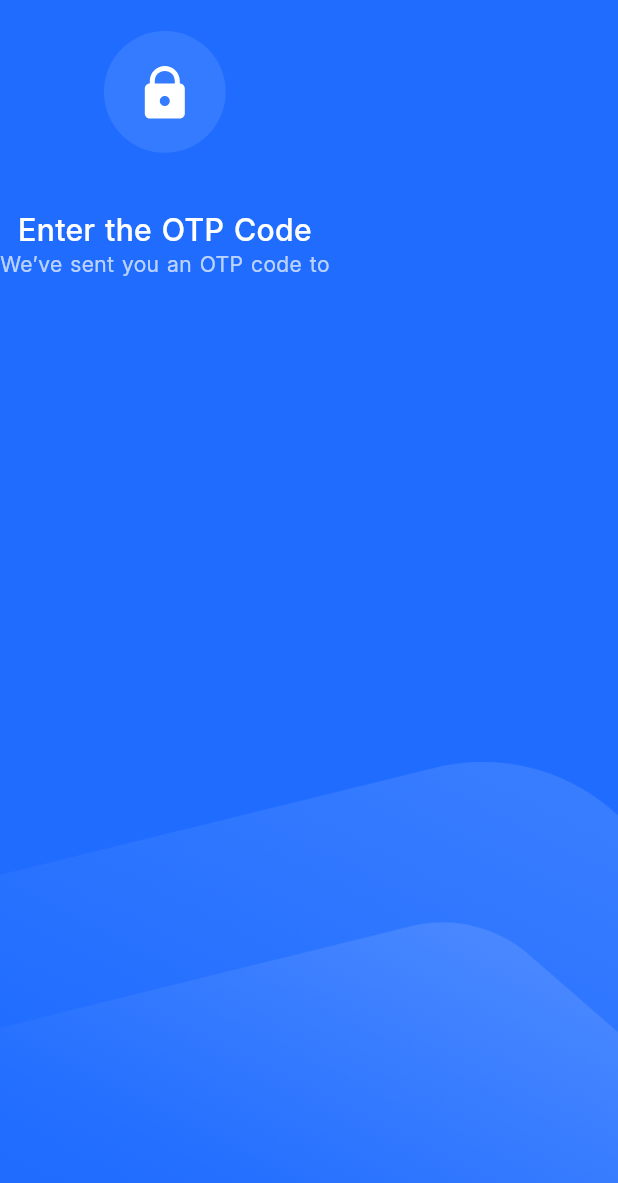
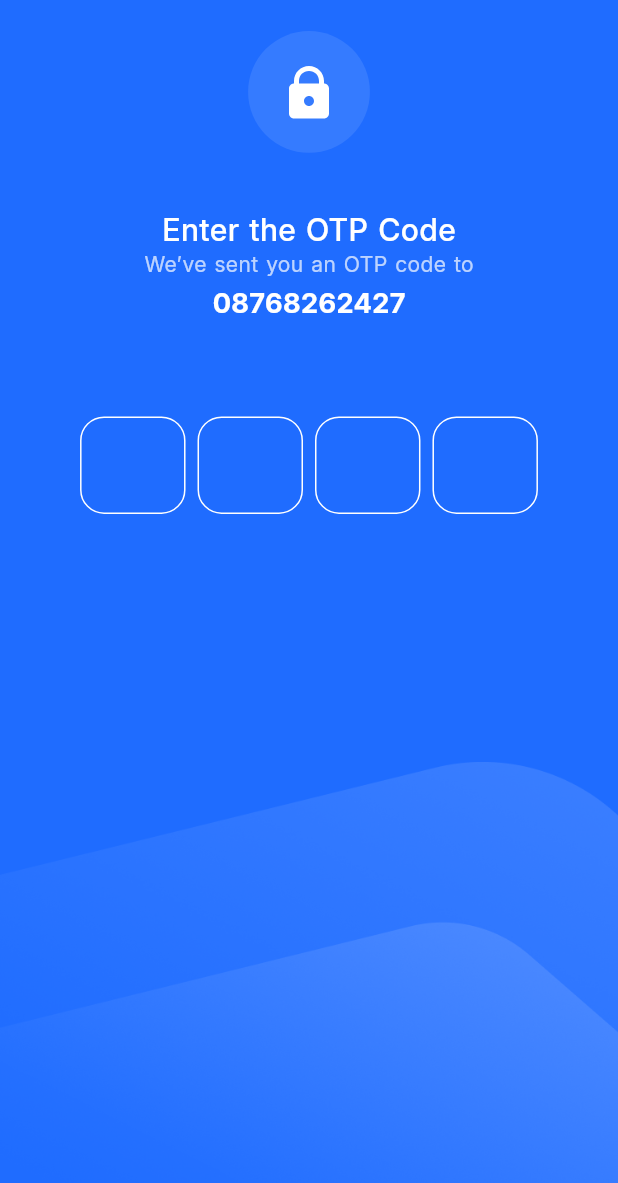
Before and after one commit to Adel-Jarour/b_wallet_app, a Flutter app: the OtpScreen screen opened by its route, on a phone screen of 412 x 824 dp, the part 53-1236 px from its top. Run offline on Flutter 3.47's test engine with Material 3 defaults, Android fonts, the phone set to English and light mode, and no system bars; drawn by our look-alikes of pinput; our stand-ins replace flutter_screenutil, flutter_svg, get, lottie.

Commit message:
compelte forget pass otp screen

```diff
--- a/lib/config/translation/strings_enum.dart
+++ b/lib/config/translation/strings_enum.dart
@@ -11,11 +11,13 @@ class Strings {
   static const String notifyWrong = 'Wrong';
   static const String notifyChooseForgetMethod =
       'Pleas choose a method to reset password';
+  static const String notifyOtpWrong = 'The OTP code is invalid.';
 
   static const String buttonSignIn = 'Sign In';
   static const String buttonForgetPass = 'Forget Password?';
   static const String buttonSignUp = 'Sign Up';
   static const String buttonConfirm = 'Confirm';
+  static const String buttonContinue = 'Continue';
 
   static const String splashBottomMsg = 'Your best choice for e-wallet';
 
--- a/lib/routes/app_pages.dart
+++ b/lib/routes/app_pages.dart
@@ -2,6 +2,8 @@ import 'package:b_wallet/routes/app_routes.dart';
 import 'package:b_wallet/view/screens/auth/forget_pass/email/email_screen.dart';
 import 'package:b_wallet/view/screens/auth/forget_pass/forget_pass_method/forget_pass_method_screen.dart';
 import 'package:b_wallet/view/screens/auth/forget_pass/otp/otp_screen.dart';
+import 'package:b_wallet/view/screens/auth/forget_pass/reset_password/reset_pass_screen.dart';
+import 'package:b_wallet/view/screens/home/home_screen.dart';
 import 'package:b_wallet/view/screens/splash/splash_screen.dart';
 import 'package:get/get.dart';
 
@@ -31,5 +33,15 @@ class AppPages {
       page: () => EmailScreen(),
       transition: Transition.leftToRightWithFade,
     ),
+    GetPage(
+      name: Routes.home,
+      page: () => HomeScreen(),
+      transition: Transition.leftToRightWithFade,
+    ),
+    GetPage(
+      name: Routes.resetPass,
+      page: () => ResetPassScreen(),
+      transition: Transition.leftToRightWithFade,
+    ),
   ];
 }
--- a/lib/routes/app_routes.dart
+++ b/lib/routes/app_routes.dart
@@ -3,6 +3,8 @@ class Routes {
   static const forgetPassMethod = "/forget_pass_method";
   static const otp = "/otp";
   static const email = "/email";
+  static const resetPass = "/reset_pas";
+  static const home = "/home";
 
   static const bottomNav = "/bottom_nav";
   static const calender = "/calender";
@@ -19,5 +21,4 @@ class Routes {
   static const scanQR = "/scan_qr";
   static const login = "/login";
   static const signUp = "/sign_up";
-  static const resetPass = "/reset_pas";
 }
--- a/lib/view/screens/auth/forget_pass/otp/otp_screen.dart
+++ b/lib/view/screens/auth/forget_pass/otp/otp_screen.dart
@@ -1,11 +1,16 @@
 import 'package:b_wallet/config/translation/strings_enum.dart';
 import 'package:b_wallet/const/color_const.dart';
 import 'package:b_wallet/const/image_const.dart';
+import 'package:b_wallet/controller/forget_pass_controller.dart';
+import 'package:b_wallet/routes/app_routes.dart';
 import 'package:b_wallet/view/widgets/custom_arrow_back.dart';
+import 'package:b_wallet/view/widgets/custom_button.dart';
 import 'package:b_wallet/view/widgets/custom_text.dart';
 import 'package:flutter/material.dart';
 import 'package:flutter_screenutil/flutter_screenutil.dart';
 import 'package:flutter_svg/flutter_svg.dart';
+import 'package:pinput/pinput.dart';
+import 'package:get/get.dart';
 
 class OtpScreen extends StatelessWidget {
   const OtpScreen({super.key});
@@ -24,7 +29,10 @@ class OtpScreen extends StatelessWidget {
             alignment: Alignment.bottomCenter,
             child: Image.asset(ImageConst.waves),
           ),
-          Column(
+          PositionedDirectional(
+            start: 0,
+            end: 0,
+            child: Column(
               crossAxisAlignment: CrossAxisAlignment.center,
               children: [
                 Container(
@@ -54,10 +62,91 @@ class OtpScreen extends StatelessWidget {
                   fontSize: 14.sp,
                   color: ColorConst.whiteColor.withValues(alpha: 0.7),
                 ),
+                SizedBox(
+                  height: 9.h,
+                ),
+                CustomText(
+                  txt: '08768262427',
+                  fontSize: 18.sp,
+                  fontWeight: FontWeight.bold,
+                  color: ColorConst.whiteColor,
+                ),
+                SizedBox(
+                  height: 66.h,
+                ),
+                buildPinPut(),
+                SizedBox(
+                  height: 35.h,
+                ),
+                GetBuilder<ForgetPassController>(
+                  id: 'otp',
+                  builder: (controller) => controller.checkOtp
+                      ? CircularProgressIndicator(
+                          color: ColorConst.whiteColor,
+                        )
+                      : controller.showContinueButton
+                          ? Padding(
+                              padding: EdgeInsetsDirectional.symmetric(
+                                  horizontal: 70.w),
+                              child: CustomButton(
+                                txt: Strings.buttonContinue,
+                                onTap: () {
+                                  Get.toNamed(Routes.resetPass);
+                                },
+                              ),
+                            )
+                          : const SizedBox(),
+                ),
               ],
+            ),
           ),
         ],
       ),
     );
   }
 }
+
+Widget buildPinPut() {
+  final ForgetPassController controller = Get.find();
+
+  final defaultPinTheme = PinTheme(
+    width: 64.w,
+    height: 64.h,
+    textStyle: TextStyle(
+      fontSize: 24.sp,
+      color: ColorConst.whiteColor,
+      fontWeight: FontWeight.w600,
+    ),
+    decoration: BoxDecoration(
+      border: Border.all(color: ColorConst.whiteColor),
+      borderRadius: BorderRadius.circular(16),
+    ),
+  );
+
+  final focusedPinTheme = defaultPinTheme.copyDecorationWith(
+    border: Border.all(
+      color: ColorConst.whiteColor,
+    ),
+    borderRadius: BorderRadius.circular(16),
+  );
+
+  final submittedPinTheme = defaultPinTheme.copyWith(
+    decoration: defaultPinTheme.decoration?.copyWith(
+      color: Colors.transparent,
+    ),
+  );
+
+  return Pinput(
+    defaultPinTheme: defaultPinTheme,
+    focusedPinTheme: focusedPinTheme,
+    submittedPinTheme: submittedPinTheme,
+    validator: (s) {
+      controller.verifyOtp(s!);
+      return null;
+    },
+    errorText: '',
+    pinputAutovalidateMode: PinputAutovalidateMode.onSubmit,
+    showCursor: true,
+    onCompleted: (pin) => print(pin),
+  );
+}
--- a/pubspec.yaml
+++ b/pubspec.yaml
@@ -38,6 +38,7 @@ dependencies:
   flutter_svg: ^2.2.0
   flutter_screenutil: ^5.9.3
   lottie: ^3.3.1
+  pinput: ^5.0.1
 
 dev_dependencies:
   flutter_test:
```
Also changed, not shown: lib/controller/auth_controller.dart (+16 -0 lines), lib/controller/forget_pass_controller.dart (+41 -2 lines), lib/view/screens/auth/forget_pass/reset_password/reset_pass_screen.dart (added, +10 -0 lines), lib/view/screens/auth/login/login_screen.dart (+10 -3 lines), lib/view/screens/home/home_screen.dart (added, +15 -0 lines), pubspec.lock. Lines whose indentation alone changed are shown as unchanged.
